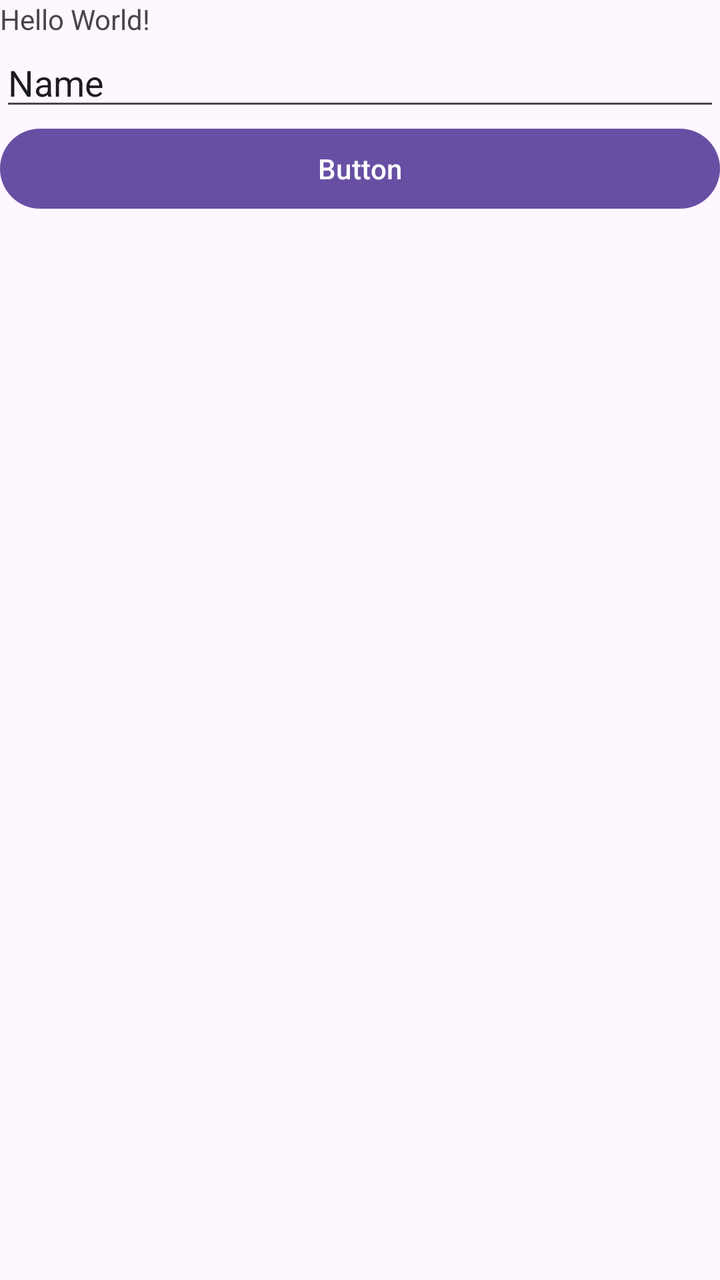
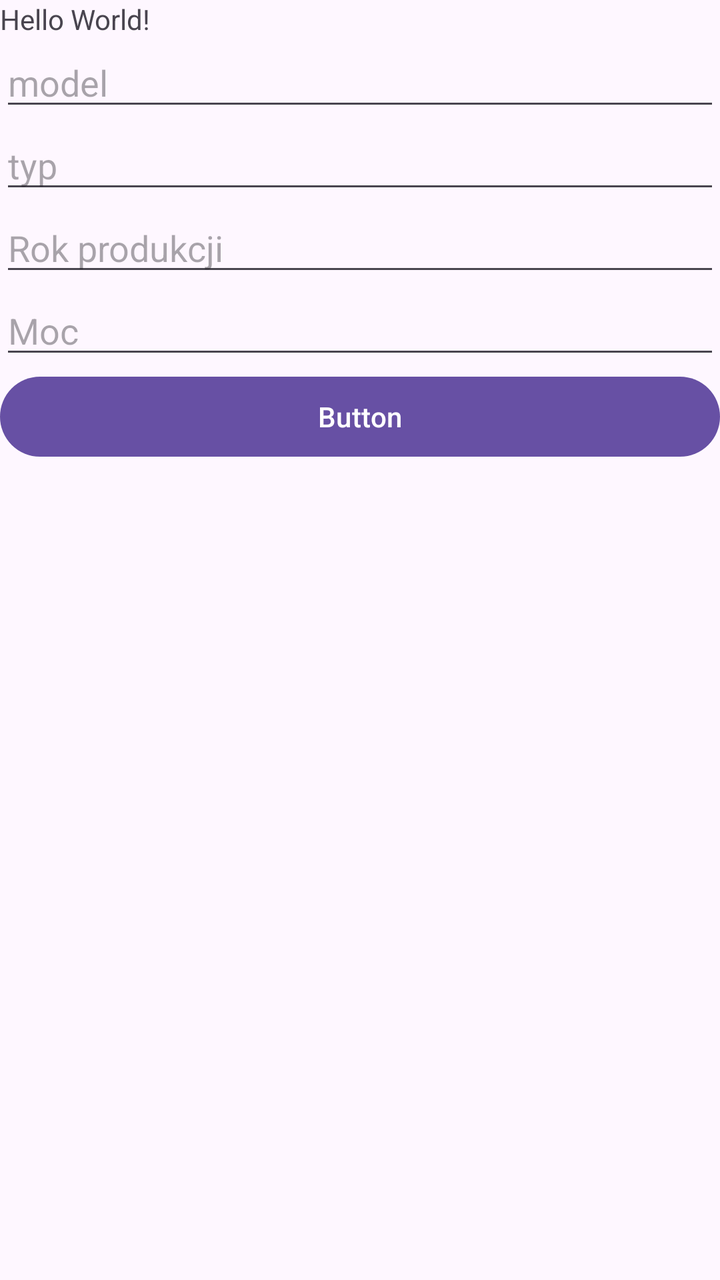

The first picture is an Android layout as it rendered before a commit; the second is the same layout after the commit. The layout source and the unified diff follow.
<!-- AndroidManifest.xml: application theme Theme.MojaBaza -->
<!-- res/layout/activity_main.xml -->
<?xml version="1.0" encoding="utf-8"?>
<LinearLayout xmlns:android="http://schemas.android.com/apk/res/android"
    xmlns:app="http://schemas.android.com/apk/res-auto"
    xmlns:tools="http://schemas.android.com/tools"
    android:id="@+id/main"
    android:layout_width="match_parent"
    android:layout_height="match_parent"
    android:orientation="vertical"
    tools:context=".MainActivity">

    <TextView
        android:layout_width="wrap_content"
        android:layout_height="wrap_content"
        android:text="Hello World!" />

    <EditText
        android:id="@+id/wpisz"
        android:layout_width="match_parent"
        android:layout_height="wrap_content"
        android:ems="10"
        android:inputType="text"
        android:text="Name" />

    <Button
        android:id="@+id/guzik"
        android:layout_width="match_parent"
        android:layout_height="wrap_content"
        android:text="Button" />

    <ListView
        android:id="@+id/lista"
        android:layout_width="match_parent"
        android:layout_height="wrap_content"
        android:layout_weight="1"/>

</LinearLayout>
<!-- resources referenced by this layout -->
<resources>
  <style name="Theme.MojaBaza" parent="Base.Theme.MojaBaza" />
  <style name="Base.Theme.MojaBaza" parent="Theme.Material3.DayNight.NoActionBar">
          
          
      </style>
</resources>

<!-- the commit's change to res/layout/activity_main.xml (unified diff, before → after) -->
@@ -14,12 +14,36 @@
         android:text="Hello World!" />
 
     <EditText
-        android:id="@+id/wpisz"
+        android:id="@+id/model"
         android:layout_width="match_parent"
         android:layout_height="wrap_content"
         android:ems="10"
         android:inputType="text"
-        android:text="Name" />
+        android:hint="model" />
+
+    <EditText
+        android:id="@+id/typ"
+        android:layout_width="match_parent"
+        android:layout_height="wrap_content"
+        android:ems="10"
+        android:inputType="text"
+        android:hint="typ" />
+
+    <EditText
+        android:id="@+id/rokprod"
+        android:layout_width="match_parent"
+        android:layout_height="wrap_content"
+        android:ems="10"
+        android:inputType="number"
+        android:hint="Rok produkcji" />
+
+    <EditText
+        android:id="@+id/moc"
+        android:layout_width="match_parent"
+        android:layout_height="wrap_content"
+        android:ems="10"
+        android:inputType="number"
+        android:hint="Moc" />
 
     <Button
         android:id="@+id/guzik"
